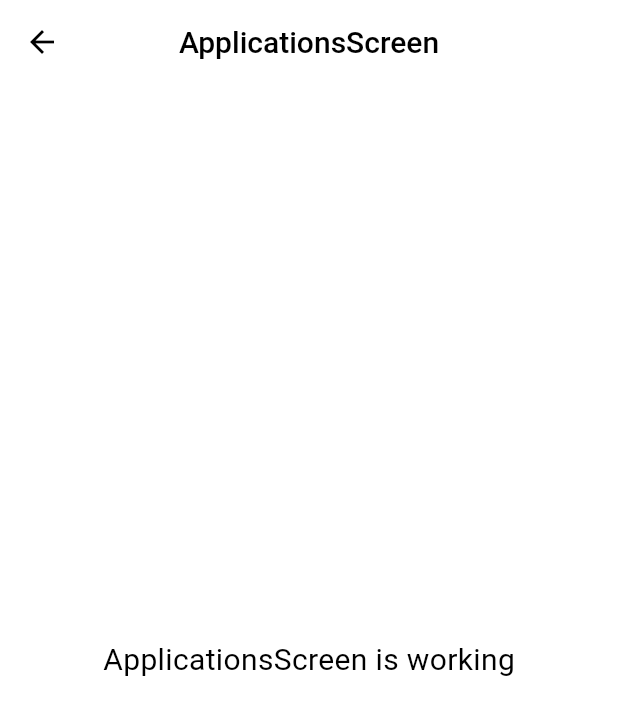
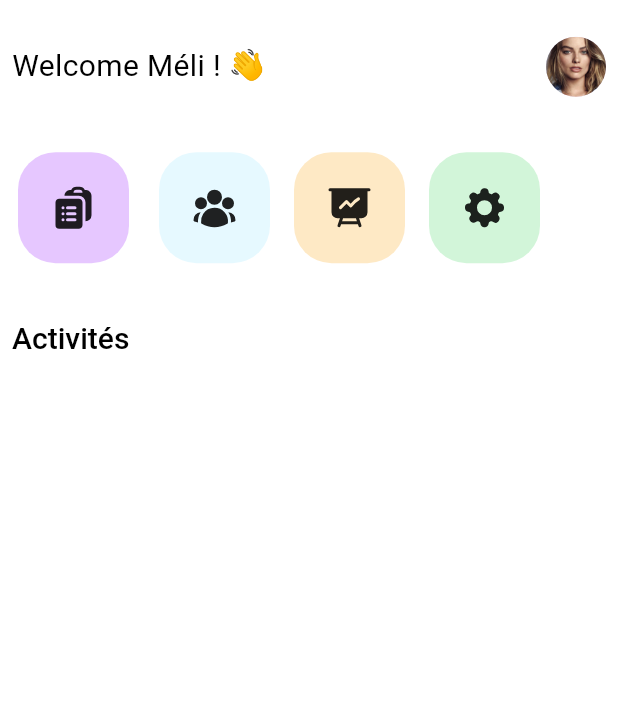
Before and after one commit to RayaneKettana/JobJet, a Flutter app: the ApplicationsScreen screen opened by its route, on a phone screen of 412 x 824 dp. Shown: the top 715 px of the screen. Run offline on Flutter 3.47's test engine with Material 2 defaults, Android fonts, the phone set to English and light mode, and no system bars; our stand-ins replace firebase_auth, firebase_core, flutter_svg, formz, get, heroicons and 1 more; accounts and stored records are empty; Roboto replaces fonts that are missing (ResistSansText).

Commit message:
Adding the features widget

```diff
--- a/lib/infrastructure/navigation/bindings/controllers/controllers_bindings.dart
+++ b/lib/infrastructure/navigation/bindings/controllers/controllers_bindings.dart
@@ -1,6 +1,7 @@
 export 'package:jobjet/infrastructure/navigation/bindings/controllers/applications.controller.binding.dart';
 export 'package:jobjet/infrastructure/navigation/bindings/controllers/calendar.controller.binding.dart';
 export 'package:jobjet/infrastructure/navigation/bindings/controllers/customer.controller.binding.dart';
+export 'package:jobjet/infrastructure/navigation/bindings/controllers/features_list.controller.binding.dart';
 export 'package:jobjet/infrastructure/navigation/bindings/controllers/home.controller.binding.dart';
 export 'package:jobjet/infrastructure/navigation/bindings/controllers/login.controller.binding.dart';
 export 'package:jobjet/infrastructure/navigation/bindings/controllers/splash.controller.binding.dart';
--- /dev/null
+++ b/lib/infrastructure/navigation/bindings/controllers/features_list.controller.binding.dart
@@ -0,0 +1,12 @@
+import 'package:get/get.dart';
+
+import '../../../../presentation/applications/widgets/features_list/controllers/features_list.controller.dart';
+
+class FeaturesListControllerBinding extends Bindings {
+  @override
+  void dependencies() {
+    Get.lazyPut<FeaturesListController>(
+      () => FeaturesListController(),
+    );
+  }
+}
--- a/lib/infrastructure/navigation/navigation.dart
+++ b/lib/infrastructure/navigation/navigation.dart
@@ -62,5 +62,10 @@ class Nav {
       page: () => const ApplicationsScreen(),
       binding: ApplicationsControllerBinding(),
     ),
+    GetPage(
+      name: Routes.FEATURES_LIST,
+      page: () => const FeaturesListScreen(),
+      binding: FeaturesListControllerBinding(),
+    ),
   ];
 }
--- a/lib/infrastructure/navigation/routes.dart
+++ b/lib/infrastructure/navigation/routes.dart
@@ -3,11 +3,12 @@ class Routes {
     return SPLASH;
   }
 
+  static const APPLICATIONS = '/applications';
   static const CALENDAR = '/calendar';
   static const CUSTOMER = '/customer';
   static const HOME = '/home';
   static const LOGIN = '/login';
   static const NAVIGATION_BAR = '/navigation-bar';
   static const SPLASH = '/splash';
-  static const APPLICATIONS = '/applications';
+  static const FEATURES_LIST = '/features-list';
 }
--- a/lib/presentation/applications/applications.screen.dart
+++ b/lib/presentation/applications/applications.screen.dart
@@ -1,6 +1,7 @@
 import 'package:flutter/material.dart';
-
 import 'package:get/get.dart';
+import 'package:jobjet/presentation/applications/widgets/features_list/features_list.screen.dart';
+import 'package:sizer/sizer.dart';
 
 import 'controllers/applications.controller.dart';
 
@@ -9,14 +10,43 @@ class ApplicationsScreen extends GetView<ApplicationsController> {
   @override
   Widget build(BuildContext context) {
     return Scaffold(
-      appBar: AppBar(
-        title: const Text('ApplicationsScreen'),
-        centerTitle: true,
-      ),
-      body: const Center(
-        child: Text(
-          'ApplicationsScreen is working',
-          style: TextStyle(fontSize: 20),
+      body: SafeArea(
+        child: Padding(
+          padding: const EdgeInsets.all(8.0),
+          child: Column(
+            children: [
+              SizedBox(height: 2.h),
+              const Row(
+                mainAxisAlignment: MainAxisAlignment.spaceBetween,
+                children: [
+                  Text(
+                    'Welcome Méli ! 👋',
+                    style: TextStyle(fontSize: 20),
+                  ),
+                  CircleAvatar(
+                    radius: 20,
+                    backgroundImage: AssetImage('assets/images/margot.jpeg'),
+                  )
+                ],
+              ),
+              SizedBox(height: 4.h),
+              const Padding(
+                padding: EdgeInsets.all(4.0),
+                child: FeaturesListScreen(),
+              ),
+              SizedBox(height: 4.h),
+              Row(
+                mainAxisAlignment: MainAxisAlignment.spaceBetween,
+                children: [
+                  Text(
+                    'Activités',
+                    style: Theme.of(context).textTheme.titleLarge,
+                  ),
+                ],
+              ),
+              SizedBox(height: 2.h),
+            ],
+          ),
         ),
       ),
     );
--- /dev/null
+++ b/lib/presentation/applications/widgets/features_list/controllers/features_list.controller.dart
@@ -0,0 +1,23 @@
+import 'package:get/get.dart';
+
+class FeaturesListController extends GetxController {
+  //TODO: Implement FeaturesListController
+
+  final count = 0.obs;
+  @override
+  void onInit() {
+    super.onInit();
+  }
+
+  @override
+  void onReady() {
+    super.onReady();
+  }
+
+  @override
+  void onClose() {
+    super.onClose();
+  }
+
+  void increment() => count.value++;
+}
--- /dev/null
+++ b/lib/presentation/applications/widgets/features_list/features_list.screen.dart
@@ -0,0 +1,77 @@
+import 'package:flutter/material.dart';
+import 'package:get/get.dart';
+import 'package:heroicons/heroicons.dart';
+
+import 'controllers/features_list.controller.dart';
+
+class FeaturesListScreen extends GetView<FeaturesListController> {
+  const FeaturesListScreen({Key? key}) : super(key: key);
+  @override
+  Widget build(BuildContext context) {
+    return Row(
+      children: [
+        Padding(
+          padding: const EdgeInsets.only(right: 20.0),
+          child: Container(
+            width: 74,
+            height: 74,
+            decoration: BoxDecoration(
+              color: const Color(0xFFE6C7FF),
+              borderRadius: BorderRadius.circular(25),
+            ),
+            child: const HeroIcon(
+              HeroIcons.clipboardDocumentList,
+              size: 32,
+              style: HeroIconStyle.solid,
+            ),
+          ),
+        ),
+        Container(
+          width: 74,
+          height: 74,
+          decoration: BoxDecoration(
+            color: const Color(0xFFE6F9FF),
+            borderRadius: BorderRadius.circular(25),
+          ),
+          child: const HeroIcon(
+            HeroIcons.userGroup,
+            size: 32,
+            style: HeroIconStyle.solid,
+          ),
+        ),
+        const SizedBox(
+          width: 16,
+        ),
+        Container(
+          width: 74,
+          height: 74,
+          decoration: BoxDecoration(
+            color: const Color(0xFFFEE9C5),
+            borderRadius: BorderRadius.circular(25),
+          ),
+          child: const HeroIcon(
+            HeroIcons.presentationChartLine,
+            size: 32,
+            style: HeroIconStyle.solid,
+          ),
+        ),
+        const SizedBox(
+          width: 16,
+        ),
+        Container(
+          width: 74,
+          height: 74,
+          decoration: BoxDecoration(
+            color: const Color(0xFFD2F5D9),
+            borderRadius: BorderRadius.circular(25),
+          ),
+          child: const HeroIcon(
+            HeroIcons.cog8Tooth,
+            size: 32,
+            style: HeroIconStyle.solid,
+          ),
+        ),
+      ],
+    );
+  }
+}
--- a/lib/presentation/screens.dart
+++ b/lib/presentation/screens.dart
@@ -1,4 +1,5 @@
 export 'package:jobjet/presentation/applications/applications.screen.dart';
+export 'package:jobjet/presentation/applications/widgets/features_list/features_list.screen.dart';
 export 'package:jobjet/presentation/calendar/calendar.screen.dart';
 export 'package:jobjet/presentation/customer/customer.screen.dart';
 export 'package:jobjet/presentation/home/home.screen.dart';
```
Also changed, not shown: assets/images/margot.jpeg (added).
